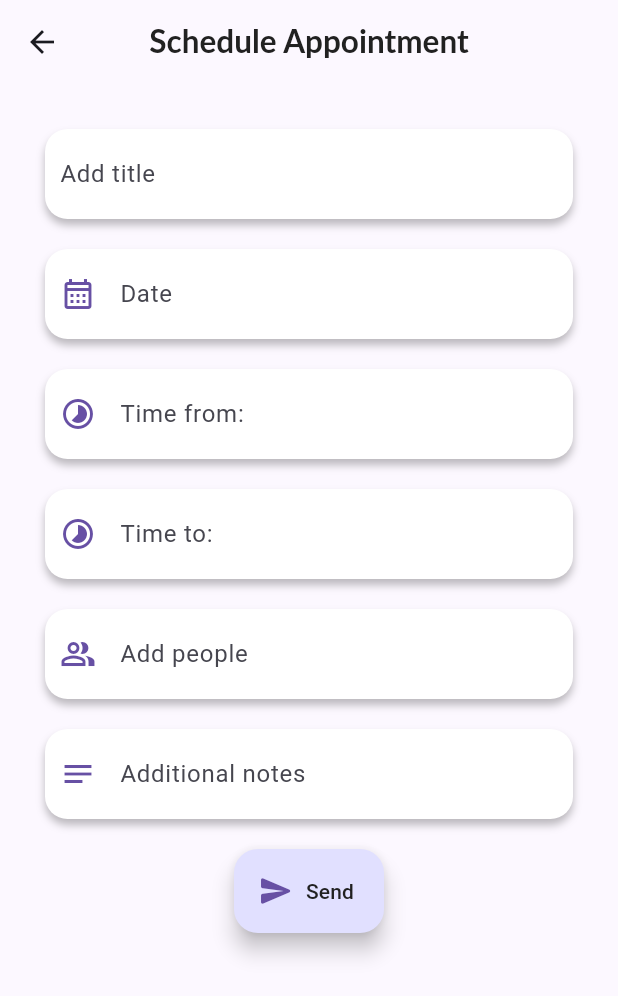
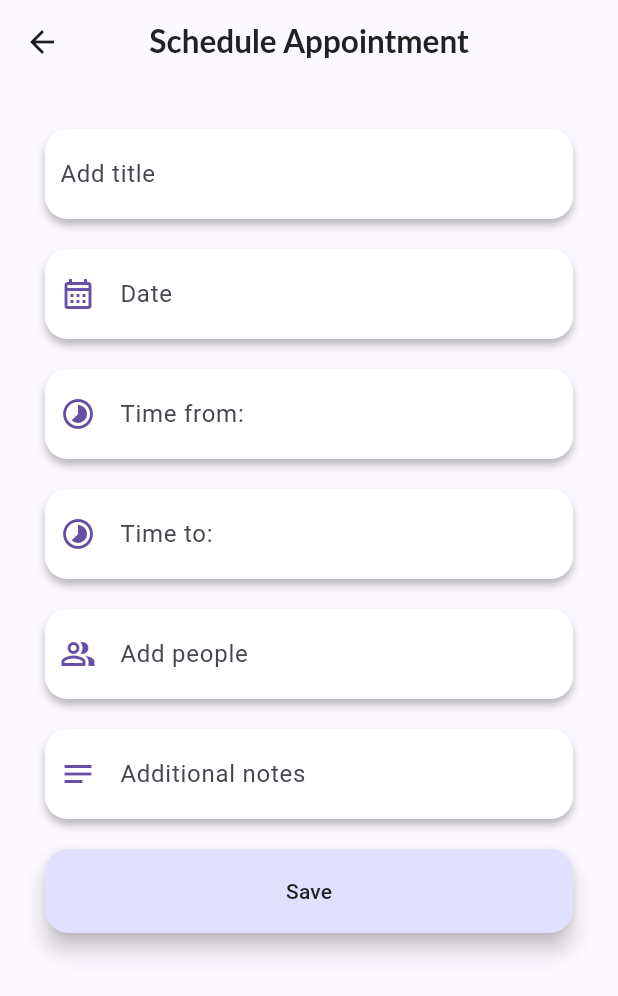
Before and after one commit to Anne-15/diabetes-app, a Flutter app: the DoctorAppointments screen opened directly, after a tap on the "add" icon, on a phone screen of 412 x 824 dp. Shown: the top 996 px of the screen. Run offline on Flutter 3.47's test engine with Material 2 defaults, Android fonts, the light colour scheme and no system bars; our stand-ins replace cloud_firestore, firebase_auth, firebase_core, flutter_svg, gap, get and 4 more; missing offline and left inert: agora_rtc_engine; accounts and stored records are empty; Roboto replaces fonts that are missing (Lato).

Commit message:
making few small changes

```diff
--- a/lib/screens/doctors view/appointments/appointments.dart
+++ b/lib/screens/doctors view/appointments/appointments.dart
@@ -17,7 +17,7 @@ class DoctorAppointments extends StatelessWidget {
     return Scaffold(
       appBar: AppBar(
         title: Text(
-          "Appointments",
+          "My Appointments",
           style: Styles.headerStyle2,
         ),
         centerTitle: true,
@@ -29,7 +29,10 @@ class DoctorAppointments extends StatelessWidget {
             Tabs(size: size),
             SizedBox(height: AppLayout.getHeight(15)),
             UpcomingAppointments(),
-            FloatingActionButton(
+            SizedBox(height: size.height * 0.05),
+            Align(
+              alignment: Alignment.centerRight,
+              child: FloatingActionButton(
                 onPressed: () {
                   Navigator.push(
                     context,
@@ -39,6 +42,7 @@ class DoctorAppointments extends StatelessWidget {
                   );
                 },
                 child: Icon(Icons.add),
+              ),
             )
           ],
         ),
--- a/lib/screens/doctors view/appointments/create_appointment.dart
+++ b/lib/screens/doctors view/appointments/create_appointment.dart
@@ -217,7 +217,9 @@ class _CreateAppointmentState extends State<CreateAppointment> {
               ),
             ),
             SizedBox(height: 20.0),
-            FloatingActionButton.extended(
+            SizedBox(
+              width: double.infinity,
+              child: FloatingActionButton.extended(
                 onPressed: (() {
                   // final article = ArticlesModel(
                   //   title: controller.title.text.trim(),
@@ -227,12 +229,9 @@ class _CreateAppointmentState extends State<CreateAppointment> {
                   // ArticlesController.instance.addArticles(article);
                 }),
                 label: Text(
-                "Send",
+                  "Save",
                   style: Styles.headerStyle4,
                 ),
-              icon: Icon(
-                Icons.send_rounded,
-                color: Styles.c1,
               ),
             )
           ],
--- a/lib/screens/doctors view/chats/doctor_category.dart
+++ b/lib/screens/doctors view/chats/doctor_category.dart
@@ -13,7 +13,7 @@ class DoctorCategories extends StatefulWidget {
 
 class _DoctorCategoriesState extends State<DoctorCategories> {
   int selectedIndex = 0;
-  final List<String> categories = ['Messages', 'Online', 'Patients', 'All Contacts'];
+  final List<String> categories = ['Messages', 'Online', 'My Patients'];
 
   @override
   Widget build(BuildContext context) {
```
Lines whose indentation alone changed are shown as unchanged.
